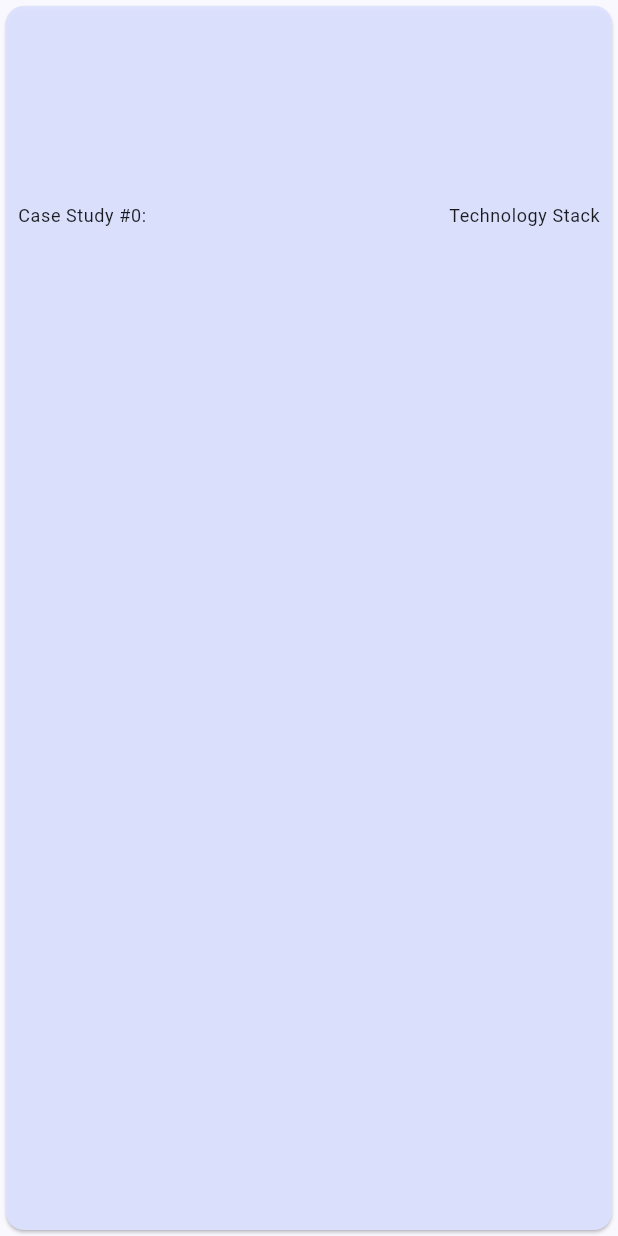
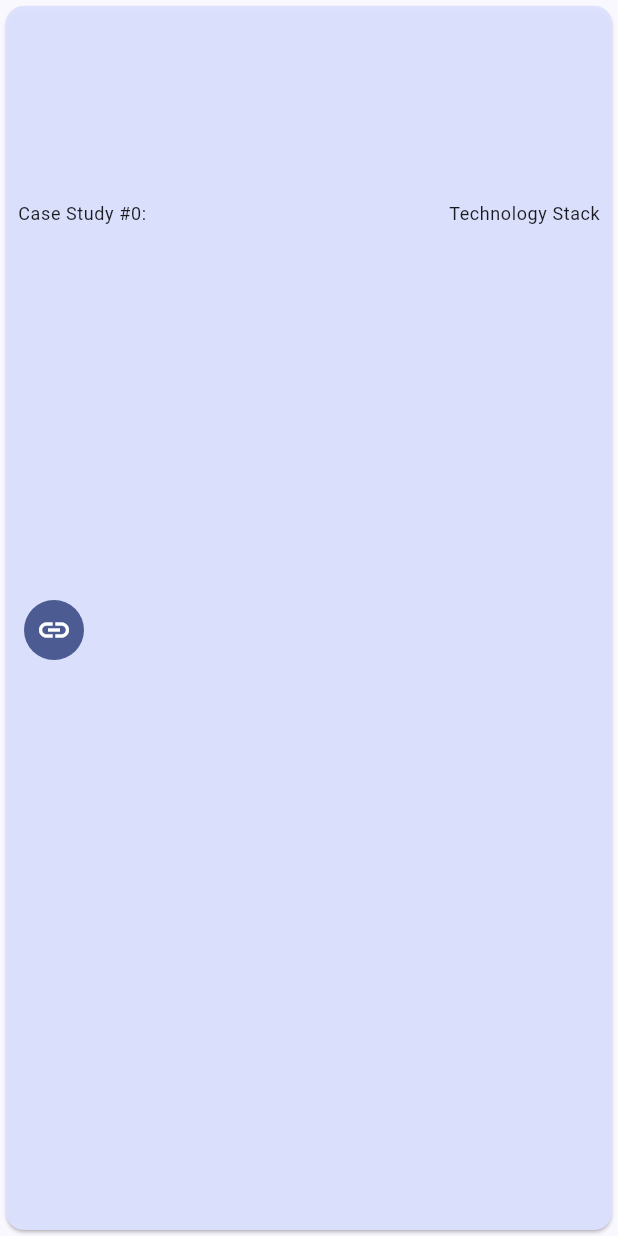
Before and after one commit to Shakleen/Shakleen.github.io, a Flutter app: the CaseStudyHeader widget shown alone on an empty page, opened directly with empty values, on a phone screen of 412 x 824 dp. Run offline on Flutter 3.47's test engine with Material 3 defaults, Android fonts, the phone set to English and light mode, and no system bars; our stand-ins replace flutter_bloc, flutter_markdown_plus, flutter_screenutil, flutter_svg, responsive_builder, shimmer.

Commit message:
Project repository link
Author: Shakleen Ishfar (shakleenishfar@gmail.com)

```diff
--- a/assets/config.json
+++ b/assets/config.json
@@ -5,9 +5,7 @@
     "email": "mailto:shakleenishfar@gmail.com",
     "resume_pdf": "https://drive.google.com/file/d/1UIMRwmcYXDOc7vyvsVQoTXLc03FwmYqB/view?usp=drive_link",
     "linked_in_profile": "https://www.linkedin.com/in/shakleen-ishfar/",
-    "github_profile": "https://github.com/Shakleen",
-    "flash_learn_playlist": "https://youtube.com/playlist?list=PLOsfJuwghQEYPEMtCdZYo2R1qb8SuM3ye&si=JyEtdE0uPjXZ3MJe",
-    "pii_repository": "https://github.com/Shakleen/Kaggle-PII-Challenge"
+    "github_profile": "https://github.com/Shakleen"
   },
   "about": {
     "profile-picture-light": "assets/images/profile-picture-light.jpeg",
@@ -30,6 +28,7 @@
   },
   "case_studies": {
     "flash-learn": {
+      "url": "https://youtube.com/playlist?list=PLOsfJuwghQEYPEMtCdZYo2R1qb8SuM3ye&si=JyEtdE0uPjXZ3MJe",
       "title": "Flash Learn",
       "problemStatement": "AI-Powered Adaptive Learning Platform",
       "logoPaths": [
@@ -60,6 +59,7 @@
       ]
     },
     "production_ml": {
+      "url": "https://drive.google.com/file/d/1UIMRwmcYXDOc7vyvsVQoTXLc03FwmYqB/view?usp=drive_link",
       "title": "Production ML",
       "problemStatement": "Developing and deploying production applications",
       "logoPaths": [
@@ -90,6 +90,7 @@
       ]
     },
     "pii": {
+      "url": "https://github.com/Shakleen/Kaggle-PII-Challenge",
       "title": "PII Detection",
       "problemStatement": "Protecting Privacy in Student Essays",
       "logoPaths": [
--- a/lib/data/models/case_study_model.dart
+++ b/lib/data/models/case_study_model.dart
@@ -1,6 +1,7 @@
 import 'package:my_portfolio_website/data/models/feature_model.dart';
 
 class CaseStudyModel {
+  final String url;
   final int index;
   final String title;
   final String problemStatement;
@@ -8,6 +9,7 @@ class CaseStudyModel {
   final List<FeatureModel> features;
 
   const CaseStudyModel({
+    required this.url,
     required this.index,
     required this.title,
     required this.problemStatement,
@@ -18,6 +20,7 @@ class CaseStudyModel {
   factory CaseStudyModel.fromJson(Map<String, dynamic> json, int index) {
     return CaseStudyModel(
       index: index,
+      url: json['url'],
       title: json['title'],
       problemStatement: json['problemStatement'],
       logoPaths: List<String>.from(json['logoPaths']),
--- a/lib/data/models/config_model.dart
+++ b/lib/data/models/config_model.dart
@@ -25,7 +25,7 @@ class ConfigModel {
     final caseStudyKeys = caseStudiesJson.keys.toList();
     final caseStudies = <String, CaseStudyModel>{};
     for (var key in caseStudyKeys) {
-      final index = caseStudyKeys.indexOf(key);
+      final index = caseStudyKeys.indexOf(key) + 1;
       caseStudies[key] = CaseStudyModel.fromJson(caseStudiesJson[key], index);
     }
 
--- a/lib/data/models/urls_model.dart
+++ b/lib/data/models/urls_model.dart
@@ -3,16 +3,12 @@ class UrlsModel {
   final String resumePdf;
   final String linkedInProfile;
   final String githubProfile;
-  final String flashLearnPlaylist;
-  final String piiRepository;
 
   const UrlsModel({
     required this.email,
     required this.resumePdf,
     required this.linkedInProfile,
     required this.githubProfile,
-    required this.flashLearnPlaylist,
-    required this.piiRepository,
   });
 
   factory UrlsModel.fromJson(Map<String, dynamic> json) {
@@ -21,8 +17,6 @@ class UrlsModel {
       resumePdf: json['resume_pdf'],
       linkedInProfile: json['linked_in_profile'],
       githubProfile: json['github_profile'],
-      flashLearnPlaylist: json['flash_learn_playlist'],
-      piiRepository: json['pii_repository'],
     );
   }
 }
--- a/lib/presentation/view/desktop/widgets/case_study_header.dart
+++ b/lib/presentation/view/desktop/widgets/case_study_header.dart
@@ -2,9 +2,11 @@ import 'package:flutter/material.dart';
 import 'package:flutter_svg/svg.dart';
 import 'package:my_portfolio_website/data/models/feature_model.dart';
 import 'package:my_portfolio_website/presentation/view/widgets/feature_tab.dart';
+import 'package:my_portfolio_website/utils/launch_url.dart';
 
 class CaseStudyHeader extends StatelessWidget {
   final int number;
+  final String url;
   final String title;
   final String shortDescription;
   final List<String> logoPaths;
@@ -17,6 +19,7 @@ class CaseStudyHeader extends StatelessWidget {
     required this.shortDescription,
     required this.logoPaths,
     required this.features,
+    required this.url,
   });
 
   @override
@@ -42,12 +45,7 @@ class CaseStudyHeader extends StatelessWidget {
               mainAxisAlignment: MainAxisAlignment.spaceBetween,
               crossAxisAlignment: CrossAxisAlignment.center,
               children: [
-                Text(
-                  title,
-                  style: Theme.of(context).textTheme.headlineLarge!.copyWith(
-                    color: Theme.of(context).colorScheme.primary,
-                  ),
-                ),
+                CaseStudyTitleWithLink(title: title, url: url),
                 _TechStack(logoPaths: logoPaths),
               ],
             ),
@@ -55,6 +53,49 @@ class CaseStudyHeader extends StatelessWidget {
           ],
         ),
       ),
+    );
+  }
+}
+
+class CaseStudyTitleWithLink extends StatelessWidget {
+  const CaseStudyTitleWithLink({
+    super.key,
+    required this.title,
+    required this.url,
+  });
+
+  final String title;
+  final String url;
+
+  @override
+  Widget build(BuildContext context) {
+    return Row(
+      mainAxisSize: MainAxisSize.min,
+      children: [
+        IconButton(
+          icon: Icon(
+            Icons.link_outlined,
+            color: Theme.of(context).colorScheme.onPrimary,
+          ),
+          style: IconButton.styleFrom(
+            backgroundColor: Theme.of(context).colorScheme.primary,
+          ),
+          tooltip: "Repository",
+          onPressed: () async => await launchURL(
+            context,
+            url,
+            "Unable to load URL",
+            "Unable to load URL",
+          ),
+        ),
+        SizedBox(width: 8),
+        Text(
+          title,
+          style: Theme.of(context).textTheme.headlineLarge!.copyWith(
+            color: Theme.of(context).colorScheme.primary,
+          ),
+        ),
+      ],
     );
   }
 }
--- a/lib/presentation/view/desktop/widgets/case_study_section.dart
+++ b/lib/presentation/view/desktop/widgets/case_study_section.dart
@@ -29,6 +29,7 @@ class CaseStudySection extends StatelessWidget {
                 shortDescription: data.problemStatement,
                 logoPaths: data.logoPaths,
                 features: data.features,
+                url: data.url,
               ),
             ),
             Expanded(
```
